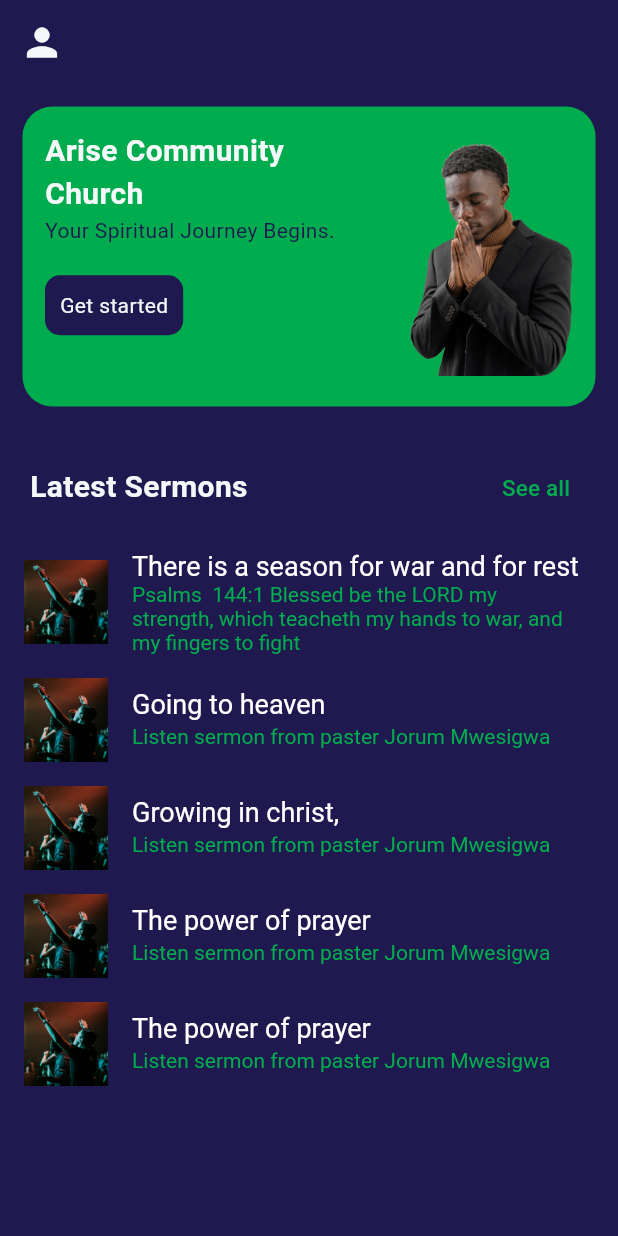
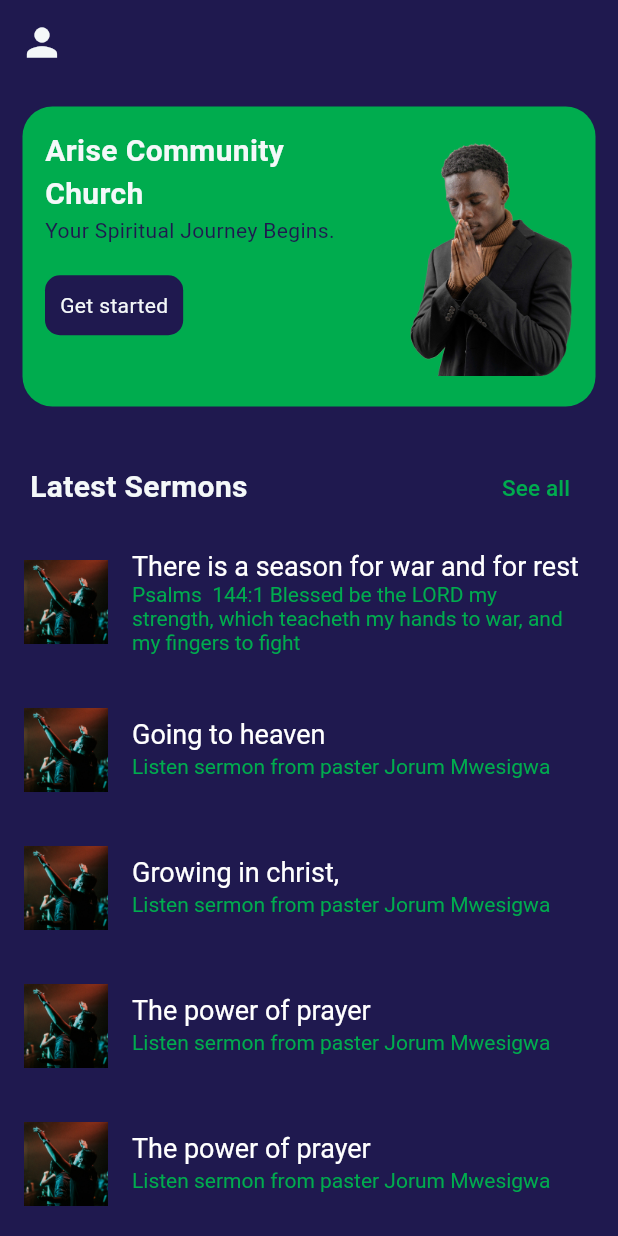
Before and after one commit to kasujjabash/Arise, a Flutter app: the HomeScreen screen opened directly, on a phone screen of 412 x 824 dp. Run offline on Flutter 3.47's test engine with Material 3 defaults, Android fonts, the phone set to English and light mode, and no system bars; our stand-ins replace audioplayers, firebase_core, google_nav_bar; accounts and stored records are empty.

```diff
--- a/lib/pages/sermon_page.dart
+++ b/lib/pages/sermon_page.dart
@@ -1,6 +1,5 @@
 import 'package:arise/Theme/app_colors.dart';
 import 'package:arise/cmponets/neu_box.dart';
-import 'package:arise/models/sermon_model.dart';
 import 'package:arise/models/sermon_provider.dart';
 import 'package:flutter/material.dart';
 import 'package:provider/provider.dart';
--- a/lib/screen/home_screen.dart
+++ b/lib/screen/home_screen.dart
@@ -109,7 +109,9 @@ class _HomeScreenState extends State<HomeScreen> {
                           index]; // get individual sermon through the list of sermons
 
                       // return a list tile
-                      return ListTile(
+                      return Column(
+                        children: [
+                          ListTile(
                             title: RichText(
                                 text: TextSpan(
                                     style: const TextStyle(fontSize: 18),
@@ -126,6 +128,21 @@ class _HomeScreenState extends State<HomeScreen> {
                             ])),
                             leading: Image.asset(sermons.imageUrl),
                             onTap: () => goToSermon(index),
+                          ),
+                          const SizedBox(
+                            height: 20,
+                          ),
+                          //sized box
+                          // SizedBox(
+                          //   height: 40,
+                          //   child: //divider
+                          //       Divider(
+                          //     indent: 20,
+                          //     endIndent: 20,
+                          //     color: Colors.grey[700],
+                          //   ),
+                          // ),
+                        ],
                       );
                     }),
               )
```
Also changed, not shown: lib/screen/favourites_screen.dart (+27 -4 lines), 1 other file. Lines whose indentation alone changed are shown as unchanged.
